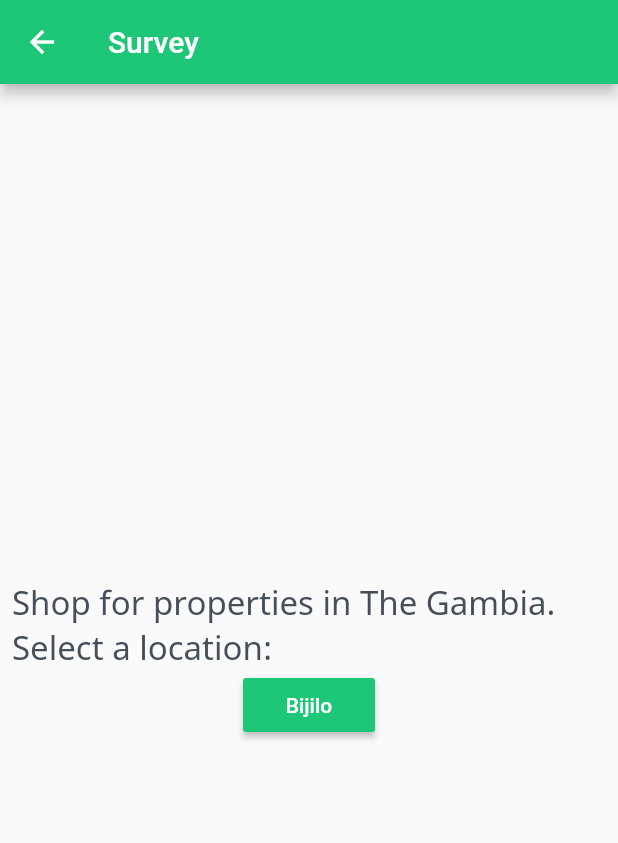
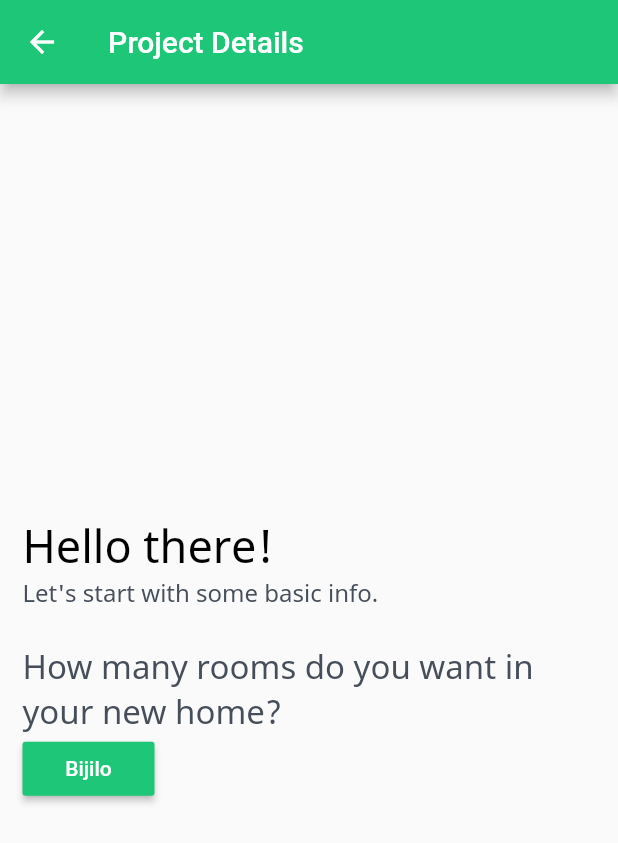
Before and after one commit to msawo/sumakerr_survey, a Flutter app: the SurveyPage screen opened directly, on a phone screen of 412 x 824 dp. Shown: the top 843 px of the screen. Run offline on Flutter 3.47's test engine with Material 2 defaults, Android fonts, the phone set to English and light mode, and no system bars.

Commit message:
Abstracting app structure

```diff
--- a/lib/common.dart
+++ b/lib/common.dart
@@ -3,7 +3,9 @@ import 'package:flutter/material.dart';
 const white = Colors.white;
 const black = Colors.black;
 const grey = Color(0xff464e59);
+const greyBg = Color(0xfffeeeeee);
 const red = Colors.red;
+const airbnbIsh = Color(0xfff72573);
 const greenIsh = Color(0xff1ec677);
 const blueIsh = Color(0xff36c5f0);
 const yellowIsh = Color(0xffecb22e);
--- a/lib/main.dart
+++ b/lib/main.dart
@@ -1,7 +1,7 @@
 import 'package:flutter/material.dart';
 import 'package:flutter/services.dart';
 
-import './widgets/home.dart';
+import './screen/homePage.dart';
 
 void main() => runApp(SumakerrSurveyApp());
 
--- /dev/null
+++ b/lib/screen/surveyPage.dart
@@ -0,0 +1,147 @@
+import 'package:flutter/material.dart';
+
+import 'package:sumakerr_survey_app/common.dart';
+
+class SurveyPage extends StatelessWidget {
+  final int _index = 0;
+  final _surveyList = [
+    {
+      'inputQuestion': 'Please select a project location:',
+      'userPreference': [
+        'Brusubi',
+        'Kololi',
+        'Brufut',
+      ],
+    },
+    {
+      'inputQuestion': 'What service(s) are you looking for?',
+      'userPreference': [
+        'Design service',
+        'Construction service',
+      ],
+    },
+    {
+      'inputQuestion': 'How many rooms do you want in your new home?',
+      'userPreference': [
+        'One to two',
+        'Three to four',
+        'Five to six',
+        'Seven or more',
+      ],
+    },
+    {
+      'inputQuestion': 'How many bedrooms would you like in your new house?',
+      'userPreference': [
+        'One',
+        'Two',
+        'Three',
+        'Four or more',
+        'I\'m not sure',
+      ],
+    },
+    {
+      'inputQuestion': 'How many bathrooms would you like in your new house?',
+      'userPreference': [
+        'One',
+        'Two',
+        'Three',
+        'Four or more',
+        'I\'m not sure',
+      ],
+    },
+    {
+      'inputQuestion':
+          'Have you already purchased the land where the home will be built?',
+      'userPreference': [
+        {'selection': 'I own a plot', 'score': 10},
+        {'selection': 'Currently looking', 'score': 1},
+        {'selection': 'Process of purchasing', 'score': 5},
+      ],
+    },
+    {
+      'inputQuestion': 'What is your current status of this project?',
+      'userPreference': [
+        {'selection': 'Exploring ideas', 'score': 2},
+        {'selection': 'Planning/budgeting', 'score': 5},
+        {'selection': 'Ready to hire', 'score': 7},
+        {'selection': 'In progress', 'score': 10},
+      ],
+    },
+    {
+      'inputQuestion': 'When do you need to start the project?',
+      'userPreference': [
+        {'selection': 'Within a week', 'score': 10},
+        {'selection': 'Within a month', 'score': 7},
+        {'selection': 'Within six months', 'score': 4},
+        {'selection': 'Not sure', 'score': 1},
+      ],
+    },
+    {
+      'inputQuestion': 'What\'s your budget?',
+      'userPreference': [
+        'D250,000',
+        'D500,000',
+        'D1 Million+',
+      ],
+    },
+  ];
+
+  final String surveyQuestion;
+
+  SurveyPage({this.surveyQuestion});
+
+  @override
+  Widget build(BuildContext context) {
+    return Scaffold(
+      appBar: AppBar(
+        title: Text('Project Details'),
+        backgroundColor: greenIsh,
+      ),
+      body: SafeArea(
+        child: Container(
+          width: double.infinity,
+          margin: EdgeInsets.fromLTRB(15.0, 10.0, 15.0, 10.0),
+          child: Column(
+            mainAxisAlignment: MainAxisAlignment.center,
+            crossAxisAlignment: CrossAxisAlignment.start,
+            children: <Widget>[
+              Text(
+                'Hello there!',
+                style: TextStyle(
+                  fontFamily: 'NotoSans',
+                  fontWeight: FontWeight.w500,
+                  fontSize: 30.0,
+                  color: black,
+                ),
+              ),
+              Text(
+                'Let\'s start with some basic info.\n',
+                style: TextStyle(
+                  fontFamily: 'NotoSans',
+                  fontSize: 16.0,
+                  color: grey,
+                ),
+              ),
+              Text(
+                _surveyList[2]['inputQuestion'],
+                style: TextStyle(
+                  fontFamily: 'NotoSans',
+                  fontSize: 22.0,
+                  color: grey,
+                ),
+              ),
+              RaisedButton(
+                color: greenIsh,
+                textColor: white,
+                onPressed: () => print('Hey'),
+                child: Text(
+                  'Bijilo',
+                ),
+              )
+            ],
+          ),
+        ),
+      ),
+    );
+  }
+}
--- a/lib/widgets/surveyPage.dart
+++ /dev/null
@@ -1,75 +0,0 @@
-import 'package:flutter/material.dart';
-
-import 'package:sumakerr_survey_app/common.dart';
-
-class SurveyPage extends StatelessWidget {
-  final int _index = 0;
-  final _surveyList = [
-    {
-      'inputQuestion': 'Shop for properties in The Gambia. Select a location:',
-      'userPreference': [
-        'Brusubi',
-        'Kololi',
-        'Brufut',
-      ],
-    },
-    {
-      'inputQuestion': 'Select a property type:',
-      'userPreference': [
-        'Home for sale',
-        'Plot of land',
-        'Rental property',
-      ],
-    },
-    {
-      'inputQuestion': 'What\'s your budget?',
-      'userPreference': [
-        'D250,000',
-        'D500,000',
-        'D1 Million+',
-      ],
-    },
-  ];
-
-  final String surveyQuestion;
-
-  SurveyPage({this.surveyQuestion});
-
-  @override
-  Widget build(BuildContext context) {
-    return Scaffold(
-      appBar: AppBar(
-        title: Text('Survey'),
-        backgroundColor: greenIsh,
-      ),
-      body: SafeArea(
-        child: Container(
-          width: double.infinity,
-          margin: EdgeInsets.fromLTRB(8.0, 10.0, 8.0, 10.0),
-          child: Column(
-            mainAxisAlignment: MainAxisAlignment.center,
-            crossAxisAlignment: CrossAxisAlignment.center,
-            children: <Widget>[
-              Text(
-                _surveyList[0]['inputQuestion'],
-                style: TextStyle(
-                  fontFamily: 'NotoSans',
-                  fontSize: 22.0,
-                  color: grey,
-                ),
-              ),
-              RaisedButton(
-                color: greenIsh,
-                textColor: white,
-                onPressed: () => print('Hey'),
-                child: Text(
-                  'Bijilo',
-                ),
-              )
-            ],
-          ),
-        ),
-      ),
-    );
-  }
-}
```
Also changed, not shown: lib/screen/homePage.dart (added, +77 -0 lines), lib/widgets/home.dart (deleted, +0 -113 lines), lib/widgets/welcomeBtn.dart (+7 -6 lines), images/home-design.jpg (deleted), images/plot-01.jpg (deleted), lib/widgets/survey.dart (added).
